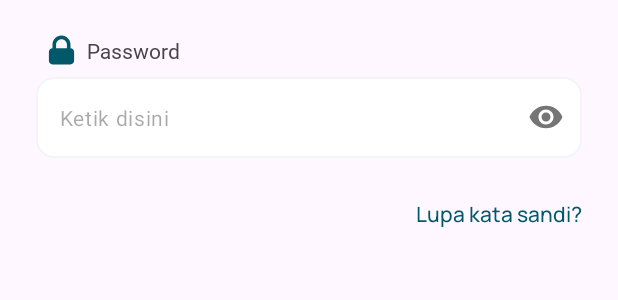
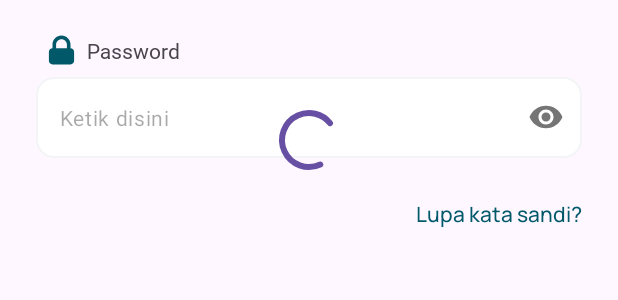
Before and after one commit to Sabani-Tech/nasho-learn-fe-kotlin, an Android app: the layout activity_login.xml on its own in the app's theme, with its tools: preview values and no code run, on a phone screen of 412 x 824 dp. Shown: the part 478-778 px from the top of the screen. Run offline under Robolectric (Android 15) with nearby library versions, the phone set to English and light mode, and no system bars.

Commit message:
implement API Login

```diff
--- a/app/src/main/res/layout/activity_login.xml
+++ b/app/src/main/res/layout/activity_login.xml
@@ -234,4 +234,16 @@
         app:layout_constraintStart_toEndOf="@+id/tv_do_not_have_account"
         app:layout_constraintTop_toTopOf="@+id/tv_do_not_have_account" />
 
+    <com.google.android.material.progressindicator.CircularProgressIndicator
+        android:id="@+id/loading"
+        android:layout_width="wrap_content"
+        android:layout_height="wrap_content"
+        android:indeterminate="true"
+        android:visibility="gone"
+        app:layout_constraintBottom_toBottomOf="parent"
+        app:layout_constraintEnd_toEndOf="parent"
+        app:layout_constraintStart_toStartOf="parent"
+        app:layout_constraintTop_toTopOf="parent"
+        tools:visibility="visible" />
+
 </androidx.constraintlayout.widget.ConstraintLayout>
--- a/app/src/main/res/values/strings.xml
+++ b/app/src/main/res/values/strings.xml
@@ -66,4 +66,5 @@
     <string name="about_us_data">Nasho Learn adalah sebuah aplikasi yang dapat membantu pengguna untuk memahami secara lebih mendalam mengenai tata bahasa dalam bahasa Arab.</string>
     <string name="our_vision_data">Di Nasho Learn, kami percaya bahwa memahami dasar-dasar tata bahasa Arab adalah hal yang penting bagi siapa saja yang ingin benar-benar menguasai bahasa ini. Visi kami adalah menyediakan platform yang komprehensif, interaktif, dan ramah pengguna di mana para pengguna dapat mendalami studi nahwu (sintaksis) dan sharaf (morfologi).</string>
 
+    <string name="login_failed">Gagal Masuk: %1$s</string>
 </resources>
```
Also changed, not shown: app/src/main/java/com/learn/nasho/ui/views/LoginActivity.kt (+56 -5 lines), app/src/main/java/com/learn/nasho/utils/Helpers.kt (added, +11 -0 lines).
